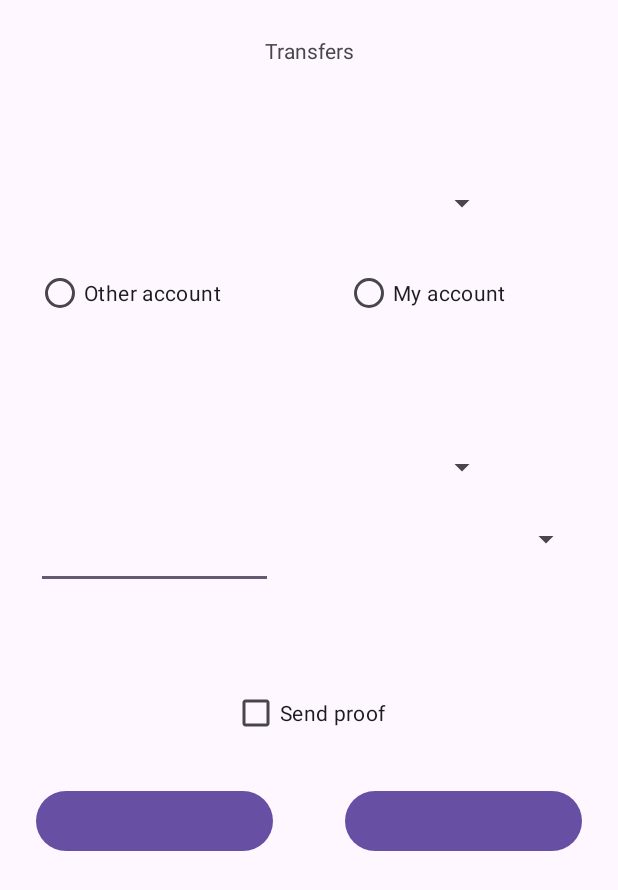
After one commit to CarlesDev87/PMM_2023, an Android app: the layout activity_transfer.xml on its own in the app's theme, with its tools: preview values and no code run, on a phone screen of 412 x 824 dp. The commit adds this screen. Shown: the top 890 px of the screen. Run offline under Robolectric (Android 15) with nearby library versions, the phone set to English and light mode, and no system bars.

Commit message:
Añadido XML transferencias

```diff
--- /dev/null
+++ b/BancoCalamo/app/src/main/res/layout/activity_transfer.xml
@@ -0,0 +1,113 @@
+<?xml version="1.0" encoding="utf-8"?>
+<androidx.constraintlayout.widget.ConstraintLayout xmlns:android="http://schemas.android.com/apk/res/android"
+    android:layout_width="match_parent"
+    android:layout_height="match_parent"
+    xmlns:app="http://schemas.android.com/apk/res-auto">
+
+    <TextView
+        android:id="@+id/txt_transfer"
+        android:layout_width="match_parent"
+        android:layout_height="wrap_content"
+        android:text="@string/txt_transfer"
+        app:layout_constraintStart_toStartOf="parent"
+        app:layout_constraintEnd_toEndOf="parent"
+        app:layout_constraintTop_toTopOf="parent"
+        android:textAlignment="center"
+        android:layout_margin="@dimen/common_padding_min"
+        />
+
+    <Spinner
+        android:id="@+id/spinner_cuentas"
+        android:layout_width="0dp"
+        android:layout_height="wrap_content"
+        app:layout_constraintTop_toBottomOf="@id/txt_transfer"
+        app:layout_constraintStart_toStartOf="parent"
+        app:layout_constraintEnd_toEndOf="parent"
+        android:textAlignment="center"
+        android:layout_margin="@dimen/commom_margin_default"
+        />
+
+    <RadioButton
+        android:id="@+id/rButton1"
+        android:layout_width="0dp"
+        android:layout_height="wrap_content"
+        app:layout_constraintStart_toStartOf="parent"
+        app:layout_constraintTop_toBottomOf="@id/spinner_cuentas"
+        app:layout_constraintEnd_toStartOf="@id/rButton2"
+        android:text="@string/rButton_text2"
+        android:layout_margin="@dimen/common_padding_min"
+        />
+
+    <RadioButton
+        android:id="@+id/rButton2"
+        android:layout_width="0dp"
+        android:layout_height="wrap_content"
+        app:layout_constraintStart_toEndOf="@id/rButton1"
+        app:layout_constraintTop_toBottomOf="@id/spinner_cuentas"
+        app:layout_constraintEnd_toEndOf="parent"
+        android:text="@string/rButton_text1"
+        android:layout_margin="@dimen/common_padding_min"
+        />
+
+    <Spinner
+        android:id="@+id/spinner_cuenta_selecc"
+        android:layout_width="0dp"
+        android:layout_height="wrap_content"
+        app:layout_constraintTop_toBottomOf="@id/rButton1"
+        app:layout_constraintStart_toStartOf="parent"
+        app:layout_constraintEnd_toEndOf="parent"
+        android:layout_margin="@dimen/commom_margin_default"
+        />
+
+    <com.google.android.material.textfield.TextInputEditText
+        android:id="@+id/etxt_cantidad"
+        android:layout_width="0dp"
+        android:layout_height="wrap_content"
+        app:layout_constraintStart_toStartOf="parent"
+        app:layout_constraintTop_toBottomOf="@id/spinner_cuenta_selecc"
+        app:layout_constraintEnd_toStartOf="@id/spinner_cantidad"
+        android:layout_margin="@dimen/common_padding_min"
+        />
+
+    <Spinner
+        android:id="@+id/spinner_cantidad"
+        android:layout_width="0dp"
+        android:layout_height="wrap_content"
+        app:layout_constraintStart_toEndOf="@id/etxt_cantidad"
+        app:layout_constraintTop_toBottomOf="@id/spinner_cuenta_selecc"
+        app:layout_constraintEnd_toEndOf="parent"
+        android:layout_margin="@dimen/common_padding_min"
+        />
+
+    <CheckBox
+        android:id="@+id/chk_justificante"
+        android:layout_width="wrap_content"
+        android:layout_height="wrap_content"
+        app:layout_constraintTop_toBottomOf="@id/spinner_cantidad"
+        app:layout_constraintStart_toStartOf="parent"
+        app:layout_constraintEnd_toEndOf="parent"
+        android:text="@string/chk_justificante"
+        android:layout_margin="@dimen/commom_margin_default"
+
+        />
+
+    <com.google.android.material.button.MaterialButton
+        android:id="@+id/btn_enviar_transferencia"
+        android:layout_width="0dp"
+        android:layout_height="wrap_content"
+        android:layout_margin="@dimen/common_padding_min"
+        app:layout_constraintTop_toBottomOf="@id/chk_justificante"
+        app:layout_constraintStart_toStartOf="parent"
+        app:layout_constraintEnd_toStartOf="@id/btn_cancelar_transferencia"
+        />
+
+    <com.google.android.material.button.MaterialButton
+        android:id="@+id/btn_cancelar_transferencia"
+        android:layout_width="0dp"
+        android:layout_height="wrap_content"
+        app:layout_constraintStart_toEndOf="@id/btn_enviar_transferencia"
+        app:layout_constraintTop_toBottomOf="@id/chk_justificante"
+        android:layout_margin="@dimen/common_padding_min"
+        app:layout_constraintEnd_toEndOf="parent"/>
+
+</androidx.constraintlayout.widget.ConstraintLayout>
--- a/BancoCalamo/app/src/main/res/values/strings.xml
+++ b/BancoCalamo/app/src/main/res/values/strings.xml
@@ -33,4 +33,8 @@
     <string name="ti_user">DNI not valid</string>
     <string name="dni_empty">There must be a DNI</string>
     <string name="new_pass">The password must match </string>
+    <string name="txt_transfer">Transfers</string>
+    <string name="rButton_text1">My account</string>
+    <string name="rButton_text2">Other account</string>
+    <string name="chk_justificante">Send proof</string>
 </resources>
```
Also changed, not shown: 1 other file.
